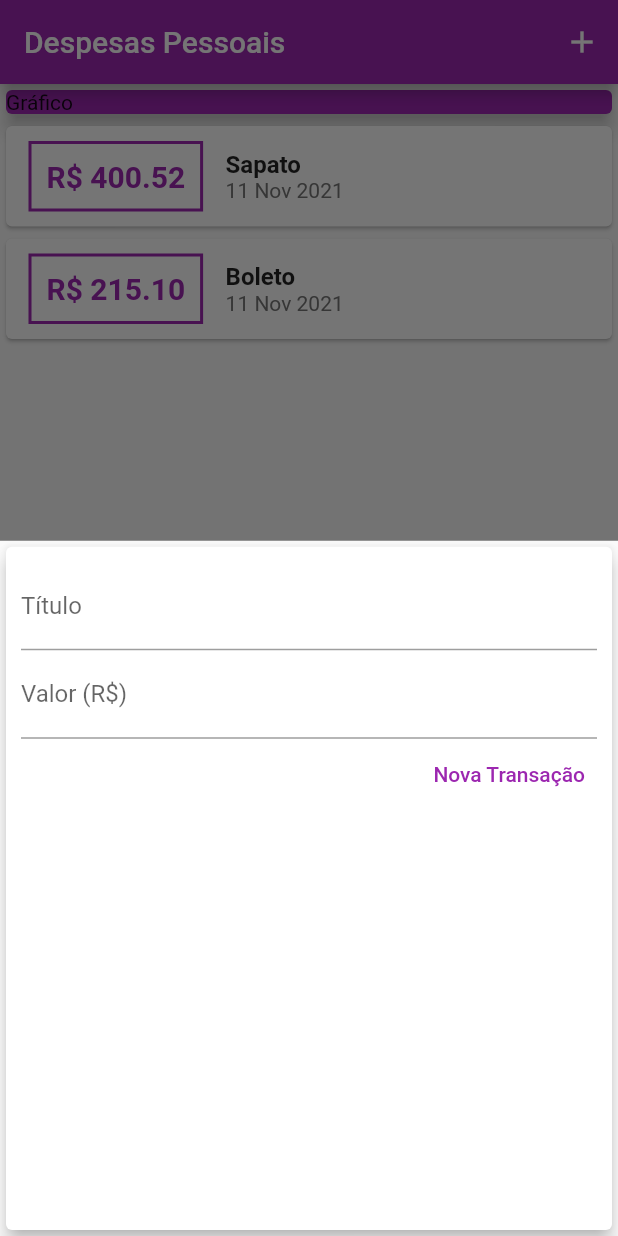
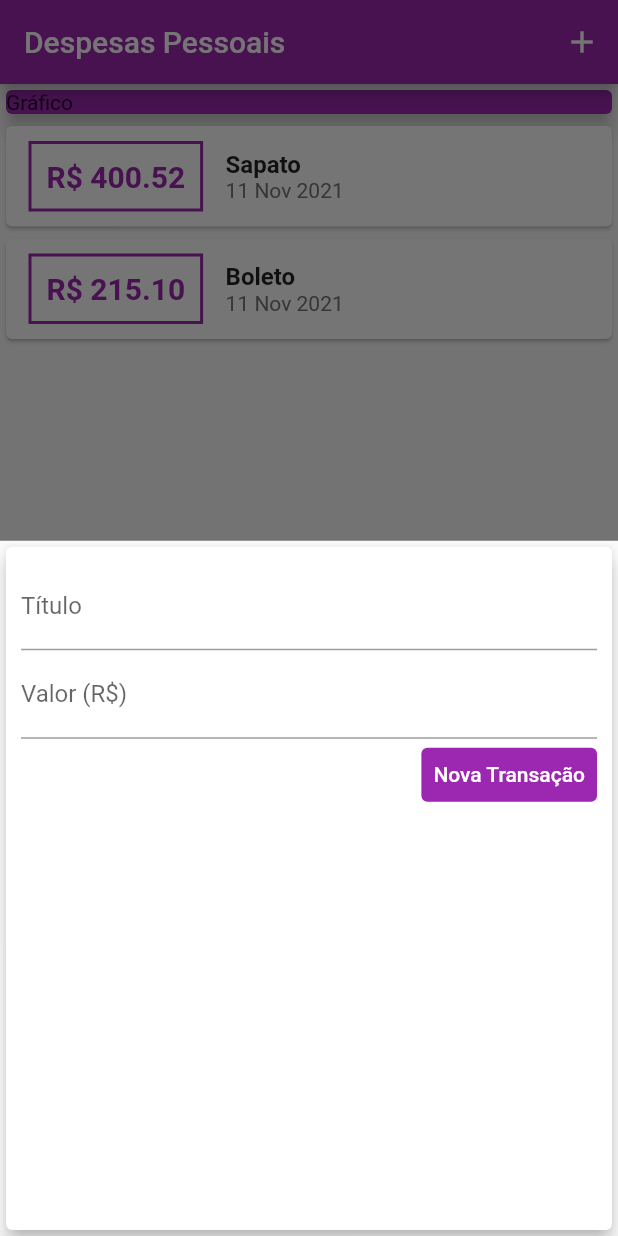
Before and after one commit to alisson-araujo/expenses, a Flutter app: the screen it shows after launch, after a tap on the "add" icon, on a phone screen of 412 x 824 dp. Run offline on Flutter 3.47's test engine with Material 2 defaults, Android fonts, the phone set to English and light mode, and no system bars.

Commit message:
correções e novas funcionalidades.

```diff
--- a/lib/components/transactions_form.dart
+++ b/lib/components/transactions_form.dart
@@ -42,7 +42,8 @@ class _TransactionFormState extends State<TransactionForm> {
             ),
             TextField(
               controller: valueController,
-              keyboardType: const TextInputType.numberWithOptions(decimal: true),
+              keyboardType:
+                  const TextInputType.numberWithOptions(decimal: true),
               onSubmitted: (_) => _submitForm,
               decoration: const InputDecoration(
                 labelText: 'Valor (R\$)',
@@ -52,9 +53,12 @@ class _TransactionFormState extends State<TransactionForm> {
               mainAxisAlignment: MainAxisAlignment.end,
               children: <Widget>[
                 TextButton(
+                  style: TextButton.styleFrom(
+                    backgroundColor: Colors.purple,
+                  ),
                   child: const Text(
                     'Nova Transação',
-                    style: TextStyle(color: Colors.purple),
+                    style: TextStyle(color: Colors.white),
                   ),
                   onPressed: _submitForm,
                 )
--- a/lib/main.dart
+++ b/lib/main.dart
@@ -48,6 +48,8 @@ class _MyHomePageState extends State<MyHomePage> {
     setState(() {
       _transactions.add(newTransaction);
     });
+
+    Navigator.of(context).pop();
   }
 
   _openTransactionFormModal(BuildContext context) {
```
